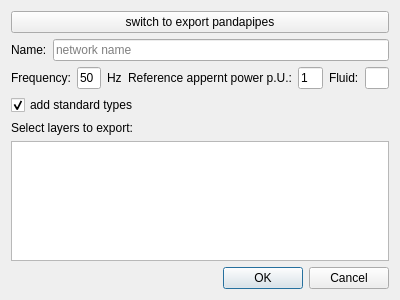
Above: pandapower_export_dialog_base.ui from e2nIEE/pandapower-qgis before the change. Below: the same form after it.
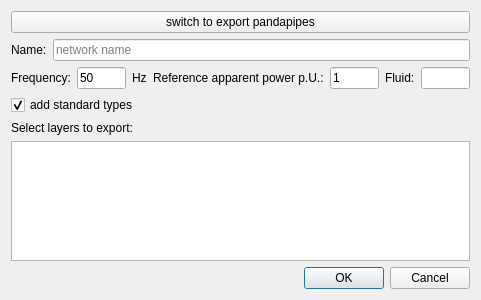
That is the form after the change.

Diff of the .ui file:
```diff
--- a/pandapower_export_dialog_base.ui
+++ b/pandapower_export_dialog_base.ui
@@ -6,7 +6,7 @@
    <rect>
     <x>0</x>
     <y>0</y>
-    <width>400</width>
+    <width>481</width>
     <height>300</height>
    </rect>
   </property>
@@ -77,7 +77,7 @@
        <item>
         <widget class="QLabel" name="refApperentPowerLabel">
          <property name="text">
-          <string>Reference appernt power p.U.:</string>
+          <string>Reference apparent power p.U.:</string>
          </property>
         </widget>
        </item>
```
Left out of the diff: 4 changed lines with no effect on the pictures.
